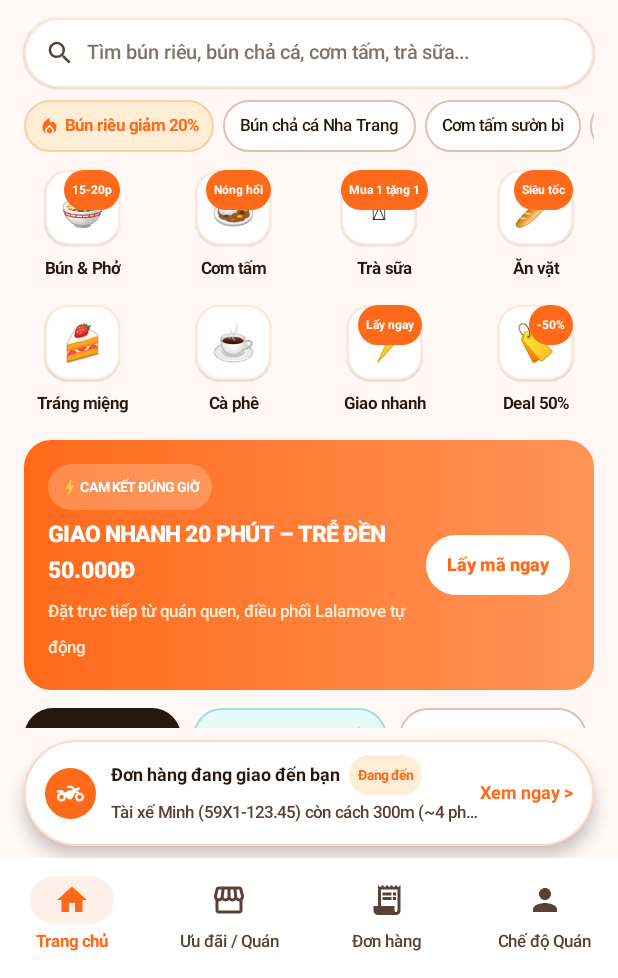
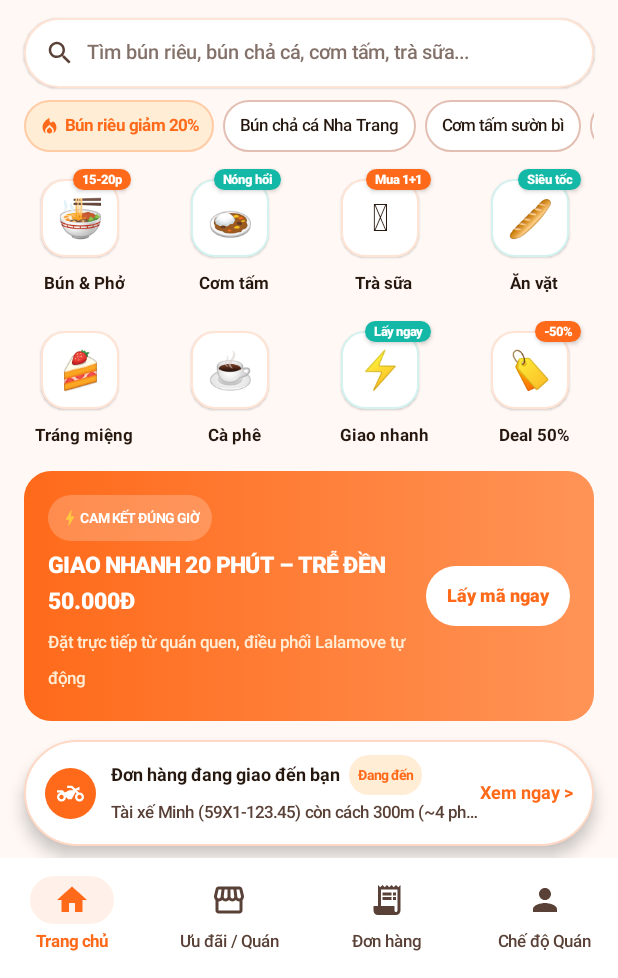
Before and after one commit to thanhpino/MobileAppFinalProject-MiaoSong, an Android app built with Jetpack Compose: the screen it shows after launch (MainActivity), on a phone screen of 412 x 824 dp, the part 258-1236 px from its top. Run offline under Robolectric (Android 15) with nearby library versions, the phone set to English and light mode, and no system bars; our stand-ins replace Dagger/Hilt's generated code.

Commit message:
style(home): offset category badges outward and alternate orange/teal pills like Stitch

```diff
--- a/android/feature-customer/src/main/kotlin/vn/miaosong/feature/customer/CustomerHomeScreen.kt
+++ b/android/feature-customer/src/main/kotlin/vn/miaosong/feature/customer/CustomerHomeScreen.kt
@@ -13,6 +13,7 @@ import androidx.compose.foundation.layout.Spacer
 import androidx.compose.foundation.layout.fillMaxSize
 import androidx.compose.foundation.layout.fillMaxWidth
 import androidx.compose.foundation.layout.height
+import androidx.compose.foundation.layout.offset
 import androidx.compose.foundation.layout.padding
 import androidx.compose.foundation.layout.size
 import androidx.compose.foundation.layout.statusBarsPadding
@@ -476,65 +477,81 @@ private fun SearchAndTrendingSection() {
     }
 }
 
+private data class CategoryTile(
+    val emoji: String,
+    val title: String,
+    val badge: String? = null,
+    val isTealBadge: Boolean = false,
+)
+
 @Composable
 private fun QuickCategoryGrid() {
     val row1 = listOf(
-        Triple("🍜", "Bún & Phở", "15-20p"),
-        Triple("🍛", "Cơm tấm", "Nóng hổi"),
-        Triple("🧋", "Trà sữa", "Mua 1 tặng 1"),
-        Triple("🥖", "Ăn vặt", "Siêu tốc"),
+        CategoryTile("🍜", "Bún & Phở", "15-20p", isTealBadge = false),
+        CategoryTile("🍛", "Cơm tấm", "Nóng hổi", isTealBadge = true),
+        CategoryTile("🧋", "Trà sữa", "Mua 1+1", isTealBadge = false),
+        CategoryTile("🥖", "Ăn vặt", "Siêu tốc", isTealBadge = true),
     )
     val row2 = listOf(
-        Triple("🍰", "Tráng miệng", null),
-        Triple("☕", "Cà phê", null),
-        Triple("⚡", "Giao nhanh", "Lấy ngay"),
-        Triple("🏷️", "Deal 50%", "-50%"),
+        CategoryTile("🍰", "Tráng miệng", null),
+        CategoryTile("☕", "Cà phê", null),
+        CategoryTile("⚡", "Giao nhanh", "Lấy ngay", isTealBadge = true),
+        CategoryTile("🏷️", "Deal 50%", "-50%", isTealBadge = false),
     )
 
-    Column(verticalArrangement = Arrangement.spacedBy(12.dp)) {
+    Column(verticalArrangement = Arrangement.spacedBy(14.dp)) {
         listOf(row1, row2).forEach { rowItems ->
             Row(
                 modifier = Modifier.fillMaxWidth(),
                 horizontalArrangement = Arrangement.SpaceBetween,
             ) {
-                rowItems.forEach { (emoji, title, badge) ->
+                rowItems.forEach { item ->
+                    val accentColor = if (item.isTealBadge) MiaoColors.SecondaryTealBright else MiaoColors.BrandOrange
                     Column(
                         horizontalAlignment = Alignment.CenterHorizontally,
-                        modifier = Modifier.width(78.dp),
+                        modifier = Modifier.width(80.dp),
                     ) {
-                        Box {
+                        Box(
+                            modifier = Modifier.padding(top = 6.dp, end = 6.dp),
+                            contentAlignment = Alignment.Center,
+                        ) {
                             Surface(
                                 color = Color.White,
                                 shape = RoundedCornerShape(16.dp),
-                                border = BorderStroke(1.dp, MiaoColors.BrandOrange.copy(alpha = 0.15f)),
+                                border = BorderStroke(1.dp, accentColor.copy(alpha = 0.18f)),
                                 shadowElevation = 1.dp,
-                                modifier = Modifier.size(50.dp),
+                                modifier = Modifier.size(52.dp),
                             ) {
                                 Box(contentAlignment = Alignment.Center) {
-                                    Text(text = emoji, fontSize = 24.sp)
+                                    Text(text = item.emoji, fontSize = 25.sp)
                                 }
                             }
-                            if (badge != null) {
+                            if (item.badge != null) {
                                 Surface(
-                                    color = MiaoColors.BrandOrange,
+                                    color = accentColor,
                                     shape = RoundedCornerShape(999.dp),
-                                    modifier = Modifier.align(Alignment.TopEnd),
+                                    shadowElevation = 2.dp,
+                                    modifier = Modifier
+                                        .align(Alignment.TopEnd)
+                                        .offset(x = 8.dp, y = (-7).dp),
                                 ) {
                                     Text(
-                                        text = badge,
+                                        text = item.badge,
                                         color = Color.White,
-                                        fontSize = 8.sp,
-                                        fontWeight = FontWeight.Bold,
-                                        modifier = Modifier.padding(horizontal = 5.dp, vertical = 1.dp),
+                                        fontSize = 8.5.sp,
+                                        lineHeight = 10.sp,
+                                        fontWeight = FontWeight.ExtraBold,
+                                        maxLines = 1,
+                                        modifier = Modifier.padding(horizontal = 6.dp, vertical = 2.dp),
                                     )
                                 }
                             }
                         }
-                        Spacer(modifier = Modifier.height(4.dp))
+                        Spacer(modifier = Modifier.height(5.dp))
                         Text(
-                            text = title,
+                            text = item.title,
                             color = MiaoColors.OnSurface,
-                            fontSize = 11.sp,
+                            fontSize = 11.5.sp,
                             fontWeight = FontWeight.Bold,
                             maxLines = 1,
                         )
```
